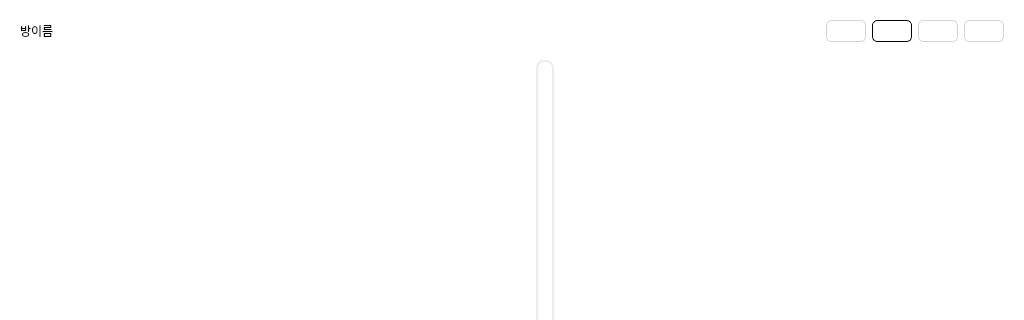
Above: UI/MainWidget.ui from song030/GrapefruitTalk before the change; both pictures show x 0 to 1024 and y 0 to 320 of the 1024 by 860 pixel window. Below: the same form after it.
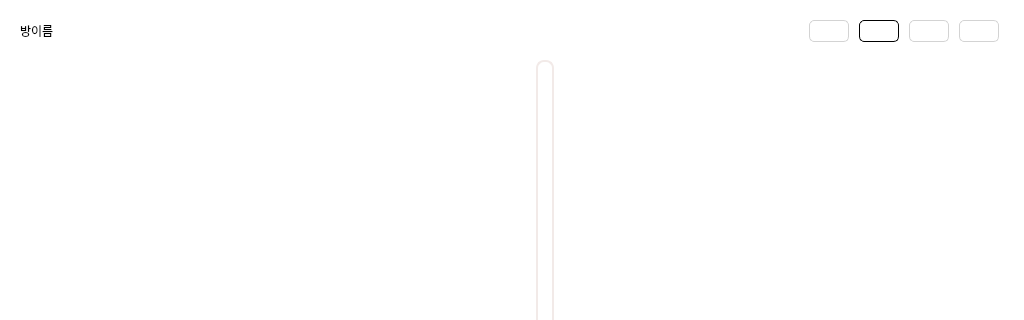
That is the form after the change. The open tabs and pages were chosen to show the change. Icons and pictures are not drawn.

```diff
--- a/UI/MainWidget.ui
+++ b/UI/MainWidget.ui
@@ -759,6 +759,15 @@
           <enum>QFrame::Raised</enum>
          </property>
          <layout class="QHBoxLayout" name="horizontalLayout_5">
+          <property name="spacing">
+           <number>0</number>
+          </property>
+          <property name="topMargin">
+           <number>0</number>
+          </property>
+          <property name="bottomMargin">
+           <number>0</number>
+          </property>
           <item>
            <widget class="QLabel" name="lbl_room_name">
             <property name="text">
@@ -768,6 +777,9 @@
           </item>
           <item>
            <widget class="QLabel" name="lbl_room_number">
+            <property name="styleSheet">
+             <string notr="true">padding-left: 8px;</string>
+            </property>
             <property name="text">
              <string/>
             </property>
@@ -787,6 +799,24 @@
            </spacer>
           </item>
           <item>
+           <widget class="QWidget" name="box_single" native="true">
+            <layout class="QHBoxLayout" name="horizontalLayout_6">
+             <property name="spacing">
+              <number>0</number>
+             </property>
+             <property name="leftMargin">
+              <number>5</number>
+             </property>
+             <property name="topMargin">
+              <number>9</number>
+             </property>
+             <property name="rightMargin">
+              <number>5</number>
+             </property>
+             <property name="bottomMargin">
+              <number>9</number>
+             </property>
+             <item>
            <widget class="QPushButton" name="btn_single">
             <property name="styleSheet">
              <string notr="true">QPushButton{
@@ -825,6 +855,21 @@
             </property>
            </widget>
           </item>
+            </layout>
+           </widget>
+          </item>
+          <item>
+           <widget class="QWidget" name="box_multi" native="true">
+            <layout class="QHBoxLayout" name="horizontalLayout_9">
+             <property name="spacing">
+              <number>0</number>
+             </property>
+             <property name="leftMargin">
+              <number>5</number>
+             </property>
+             <property name="rightMargin">
+              <number>5</number>
+             </property>
           <item>
            <widget class="QPushButton" name="btn_multi">
             <property name="styleSheet">
@@ -864,6 +909,21 @@
             </property>
            </widget>
           </item>
+            </layout>
+           </widget>
+          </item>
+          <item>
+           <widget class="QWidget" name="box_member" native="true">
+            <layout class="QHBoxLayout" name="horizontalLayout_10">
+             <property name="spacing">
+              <number>0</number>
+             </property>
+             <property name="leftMargin">
+              <number>5</number>
+             </property>
+             <property name="rightMargin">
+              <number>5</number>
+             </property>
           <item>
            <widget class="QPushButton" name="btn_member">
             <property name="styleSheet">
@@ -900,6 +960,21 @@
             </property>
            </widget>
           </item>
+            </layout>
+           </widget>
+          </item>
+          <item>
+           <widget class="QWidget" name="box_friend" native="true">
+            <layout class="QHBoxLayout" name="horizontalLayout_11">
+             <property name="spacing">
+              <number>0</number>
+             </property>
+             <property name="leftMargin">
+              <number>5</number>
+             </property>
+             <property name="rightMargin">
+              <number>5</number>
+             </property>
           <item>
            <widget class="QPushButton" name="btn_friend">
             <property name="styleSheet">
@@ -934,6 +1009,9 @@
             <property name="flat">
              <bool>true</bool>
             </property>
+              </widget>
+             </item>
+            </layout>
            </widget>
           </item>
          </layout>
```
Left out of the diff: 2 changed lines with no effect on the pictures. Lines whose indentation alone changed are shown as unchanged.
